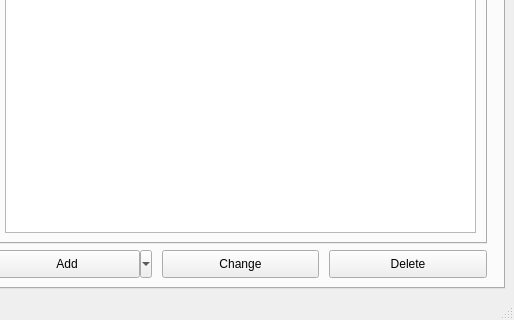
Testorator/Testik, file admin_form.ui: the form before one commit; both pictures show x 316 to 830 and y 266 to 586 of the 830 by 586 pixel window.
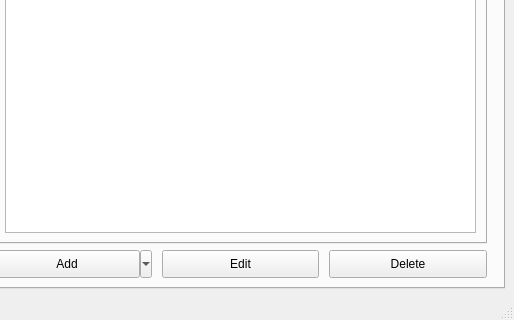
The form after the commit. Icons and pictures are not drawn.

The edit to the form file:
```diff
--- a/admin_form.ui
+++ b/admin_form.ui
@@ -151,7 +151,7 @@
            </size>
           </property>
           <property name="text">
-           <string>Change</string>
+           <string>Edit</string>
           </property>
          </widget>
         </item>
```
Left out of the diff: 4 changed lines with no effect on the pictures.
